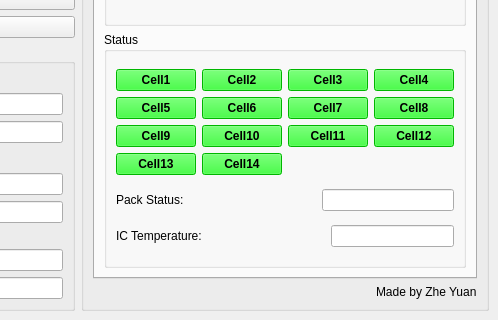
This is BMS_GUI.ui in Zyuangeorge/Third_year_project as Qt 5 draws it before an edit; both pictures show x 302 to 800 and y 303 to 623 of the 800 by 623 pixel window. The edited form follows.
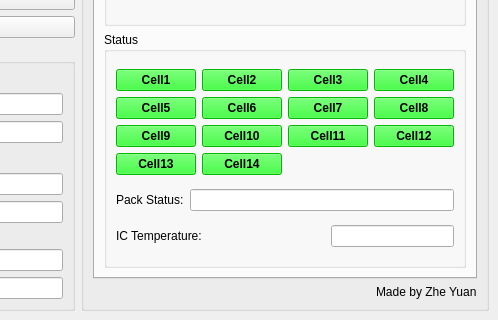
This is the edited form. The open tabs and pages were chosen to show the change.

The edit to the form file:
```diff
--- a/BMS_GUI.ui
+++ b/BMS_GUI.ui
@@ -1013,19 +1013,6 @@
                   </property>
                  </widget>
                 </item>
-                <item>
-                 <spacer name="horizontalSpacer_6">
-                  <property name="orientation">
-                   <enum>Qt::Horizontal</enum>
-                  </property>
-                  <property name="sizeHint" stdset="0">
-                   <size>
-                    <width>40</width>
-                    <height>20</height>
-                   </size>
-                  </property>
-                 </spacer>
-                </item>
                 <item>
                  <widget class="QLineEdit" name="packStatusDisplay">
                   <property name="focusPolicy">
```
Left out of the diff: 2 changed lines with no effect on the pictures.
